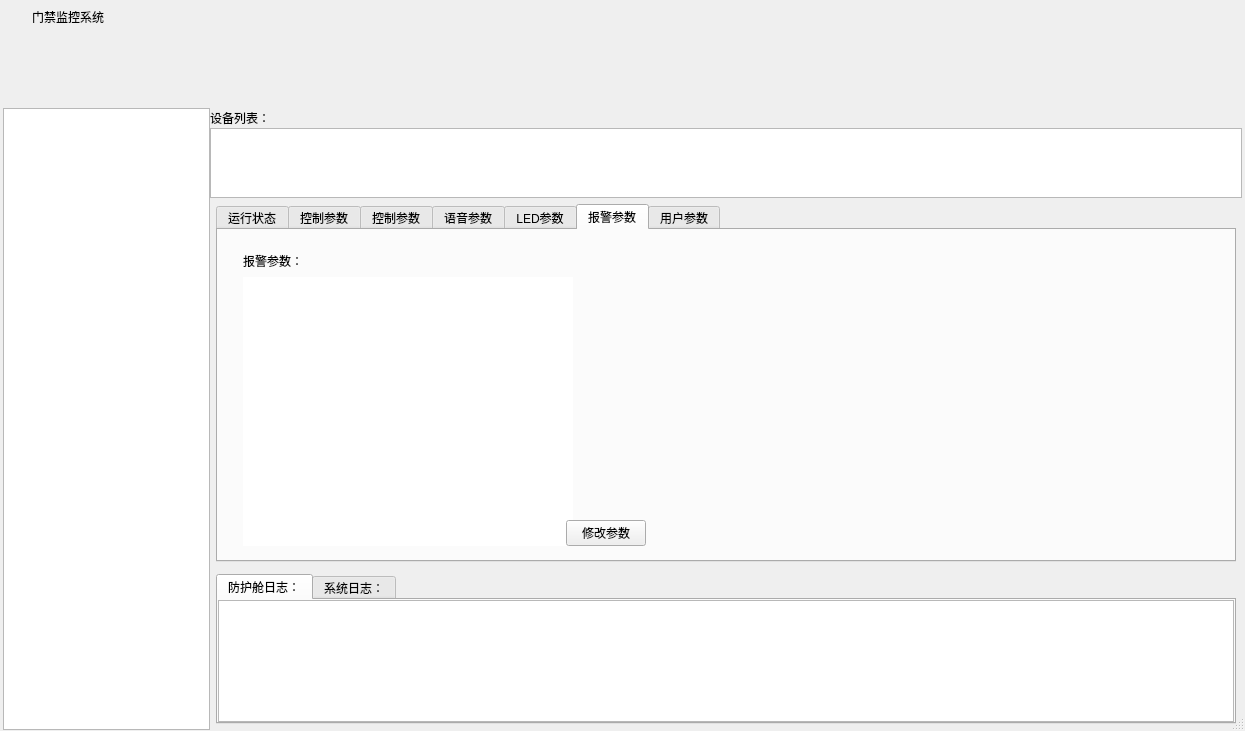
github188/EntranceGuard, file frmmain.ui: the form before one commit.
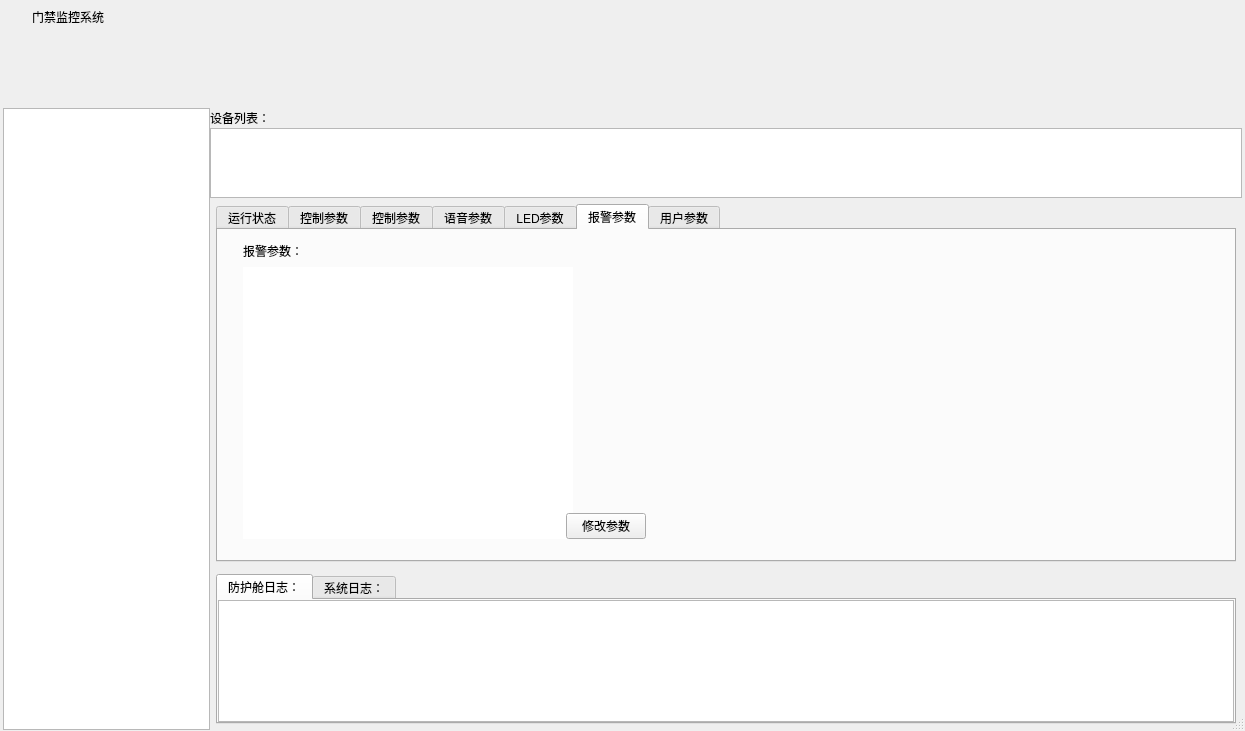
The form after the commit. The open tabs and pages were chosen to show the change. Icons and pictures are not drawn.

Commit message: 添加 加钞间用户参数使能菜单

```diff
--- a/frmmain.ui
+++ b/frmmain.ui
@@ -3436,7 +3436,7 @@
                     <property name="geometry">
                      <rect>
                       <x>14</x>
-                      <y>10</y>
+                      <y>0</y>
                       <width>425</width>
                       <height>330</height>
                      </rect>
@@ -3481,13 +3481,13 @@
                            <property name="minimumSize">
                             <size>
                              <width>330</width>
-                             <height>269</height>
+                             <height>272</height>
                             </size>
                            </property>
                            <property name="maximumSize">
                             <size>
                              <width>380</width>
-                             <height>269</height>
+                             <height>272</height>
                             </size>
                            </property>
                            <property name="focusPolicy">
```
Left out of the diff: 2 changed lines with no effect on the pictures. The commit also changes 2 other files.
